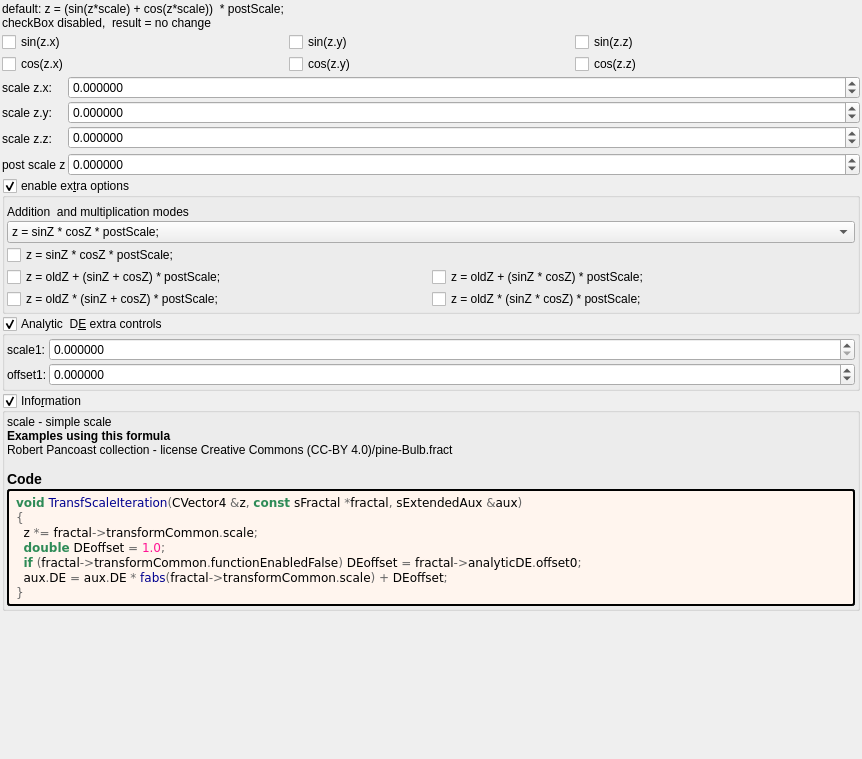
Above: mandelbulber2/formula/ui/transf_sin_and_cos.ui from buddhi1980/mandelbulber2 before the change. Below: the same form after it.
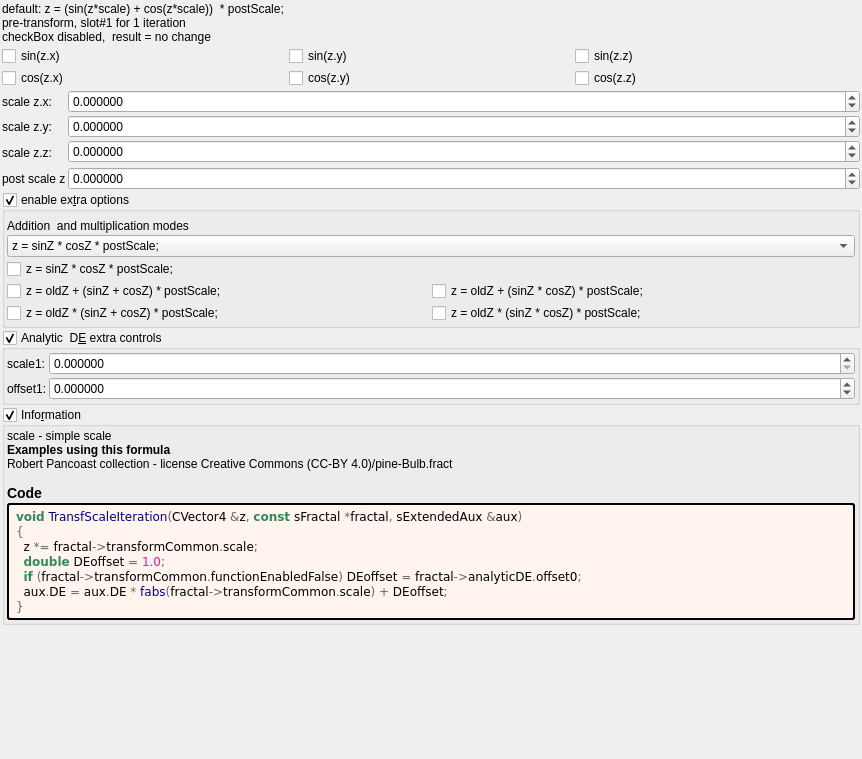
That is the form after the change. Custom widgets are drawn as their Qt base class.

The edit to the form file:
```diff
--- a/mandelbulber2/formula/ui/transf_sin_and_cos.ui
+++ b/mandelbulber2/formula/ui/transf_sin_and_cos.ui
@@ -33,6 +33,7 @@
     <widget class="QLabel" name="label_113">
      <property name="text">
       <string>default: z = (sin(z*scale) + cos(z*scale))  * postScale;
+pre-transform, slot#1 for 1 iteration  
 checkBox disabled,  result = no change</string>
      </property>
     </widget>
```
Left out of the diff: 3 changed lines with no effect on the pictures.
